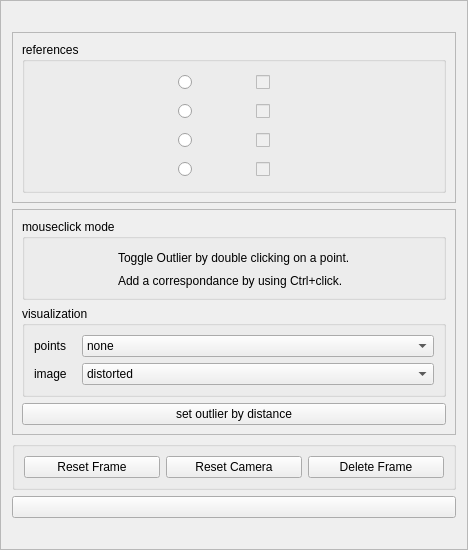
This is src/ui/ui-files/WizardCalibrationCubeFrame.ui in XROMMPackages/xmalab as Qt 5 draws it before an edit. The edited form follows.
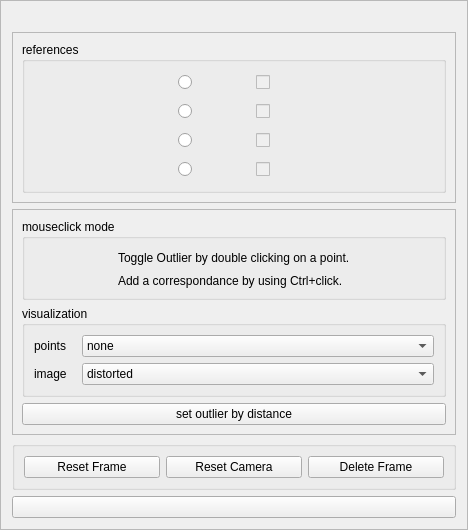
This is the edited form.

Commit message: Removed Labelplaceholder in WizardDockWidget for MacBuild. setMinimumHeight for Pushbutton

```diff
--- a/src/ui/ui-files/WizardCalibrationCubeFrame.ui
+++ b/src/ui/ui-files/WizardCalibrationCubeFrame.ui
@@ -7,7 +7,7 @@
     <x>0</x>
     <y>0</y>
     <width>468</width>
-    <height>507</height>
+    <height>518</height>
    </rect>
   </property>
   <property name="windowTitle">
@@ -482,13 +482,6 @@
      </layout>
     </widget>
    </item>
-   <item row="6" column="0">
-    <widget class="QLabel" name="label_placeholder">
-     <property name="text">
-      <string/>
-     </property>
-    </widget>
-   </item>
   </layout>
  </widget>
  <resources/>
```
The commit also changes 3 other files.
